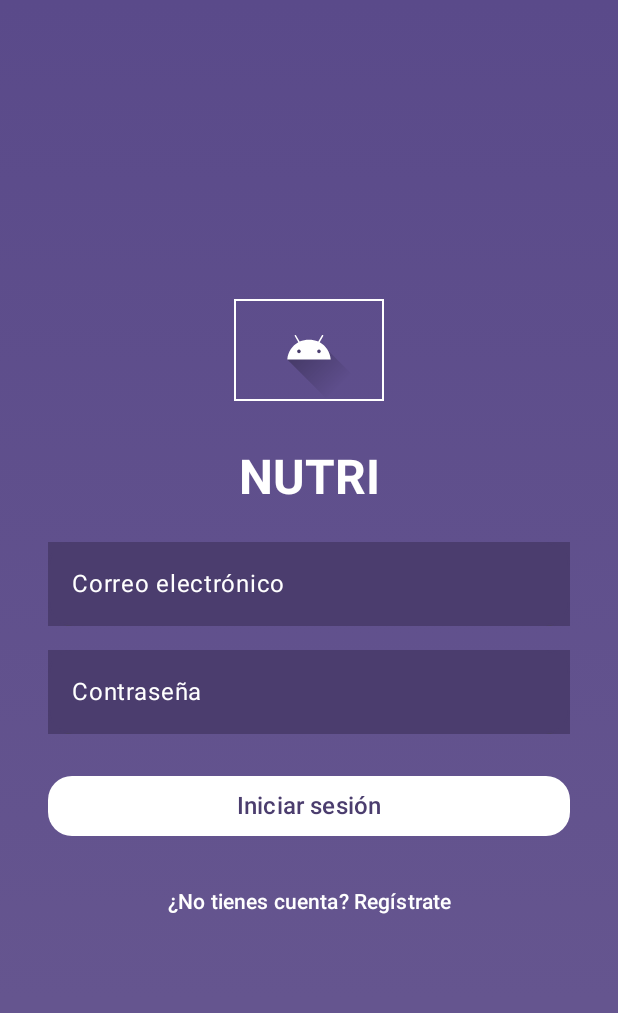
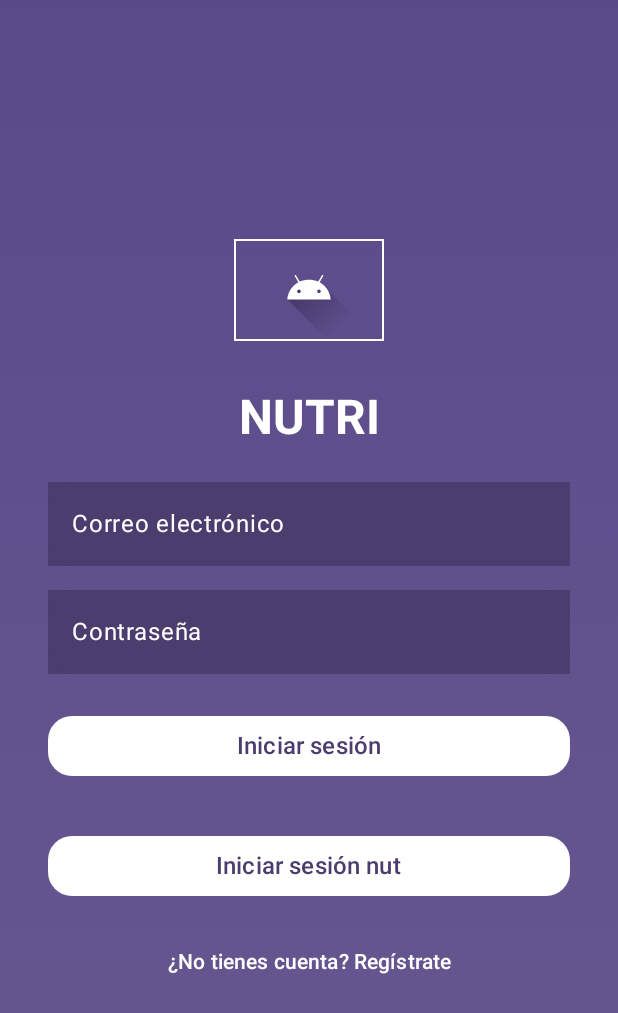
Before and after one commit to 214201827/nutri-app, an Android app built with Jetpack Compose: the screen it shows after launch (MainActivity), on a phone screen of 412 x 824 dp. Shown: the top 1013 px of the screen. Run offline under Robolectric (Android 15) with nearby library versions, the phone set to English and light mode, and no system bars; our stand-ins replace Firebase (no records; nobody signed in at launch, a user with empty details on screens opened directly).

Commit message:
Boton de login para nut (Provicional)

```diff
--- a/app/src/main/java/com/example/nutricionapp/LoginScreen.kt
+++ b/app/src/main/java/com/example/nutricionapp/LoginScreen.kt
@@ -150,7 +150,18 @@ fun LoginScreen(navController: NavHostController) {
             ) {
                 Text(text = "Iniciar sesión", color = Color(0xFF4B3D6E), fontSize = 16.sp)
             }
-
+            Button(
+                onClick = {navController.navigate("HomeNutritionist") },
+                modifier = Modifier
+                    .fillMaxWidth()
+                    .padding(vertical = 16.dp),
+                shape = RoundedCornerShape(16.dp),
+                colors = ButtonDefaults.buttonColors(
+                    containerColor = Color.White
+                )
+            ) {
+                Text(text = "Iniciar sesión nut", color = Color(0xFF4B3D6E), fontSize = 16.sp)
+            }
 
             TextButton(onClick = { navController.navigate("RegisterOptions")}) {
                 Text(
```
Also changed, not shown: app/src/main/java/com/example/nutricionapp/PatientDetailScreen.kt (+26 -7 lines).
